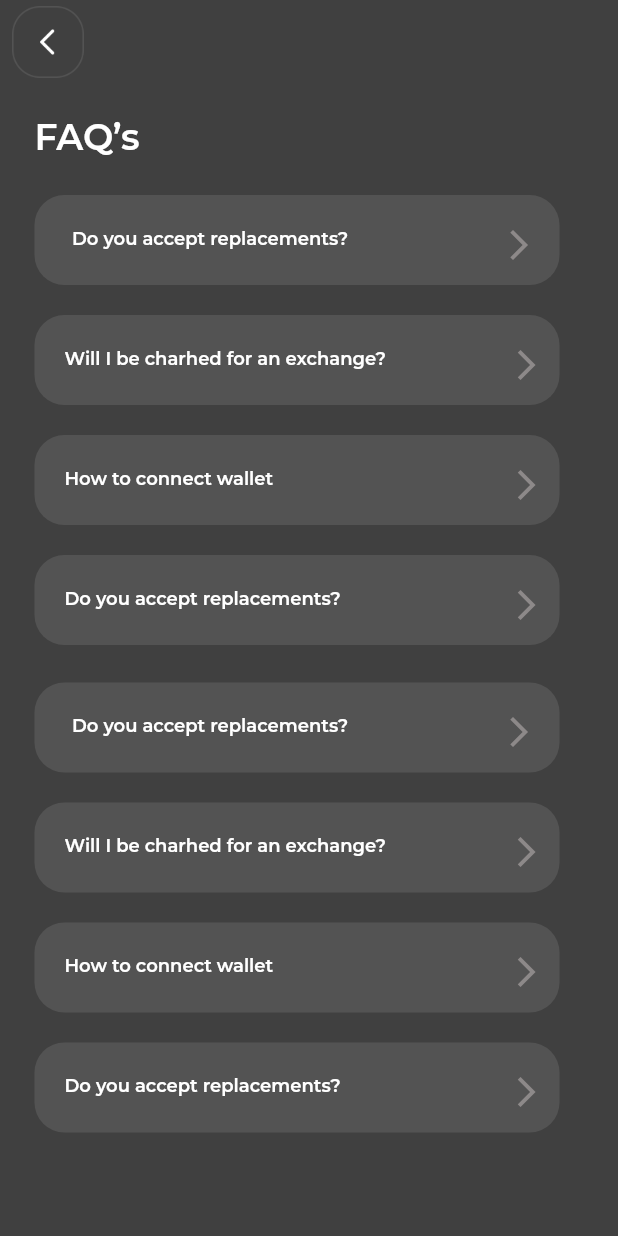
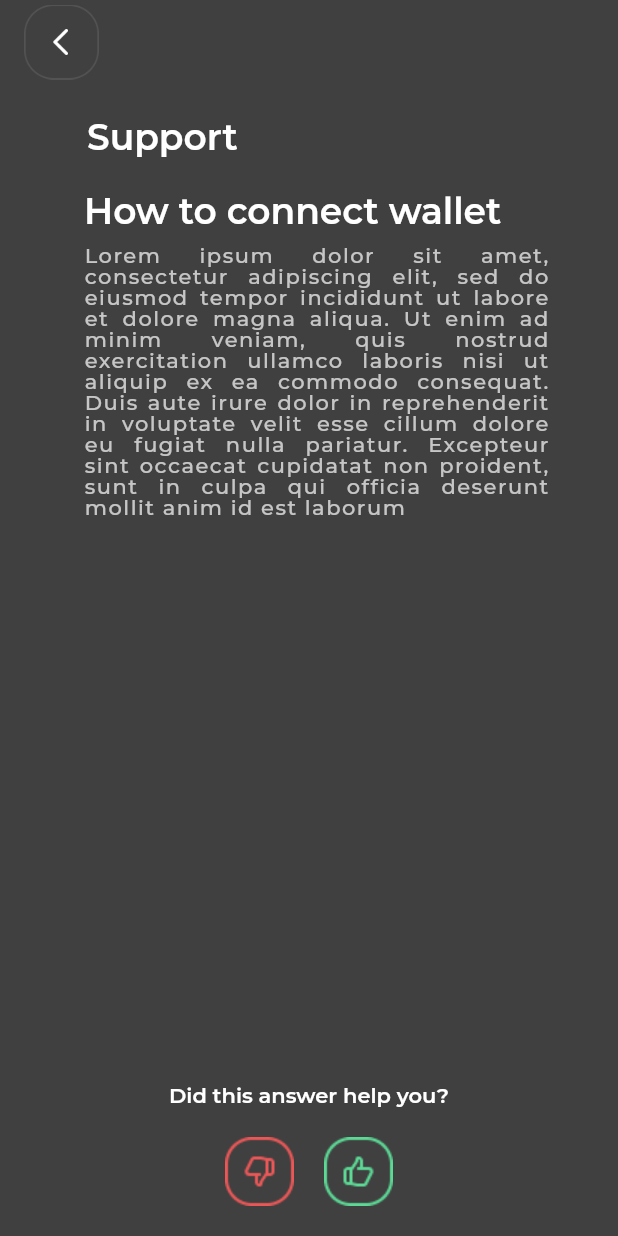
Before and after one commit to fwdAndroid/returnpostcourier, a Flutter app: the FAQ screen opened directly, after a tap on "Do you accept replacements?", on a phone screen of 412 x 824 dp. Run offline on Flutter 3.47's test engine with Material 2 defaults, Android fonts, the phone set to English and light mode, and no system bars; our stand-ins replace google_fonts.

Commit message:
Design Complete

```diff
--- a/lib/mainscreen/navigationscreens/faq/faq.dart
+++ b/lib/mainscreen/navigationscreens/faq/faq.dart
@@ -66,7 +66,7 @@ class _SupportState extends State<Support> {
               crossAxisAlignment: CrossAxisAlignment.start,
               children: [
                    Container(width: 101,
-                        margin: EdgeInsets.only(top: 25,left:23),
+                        margin: EdgeInsets.only(top: 25,left:25),
                         child: Text('Support',
                             style: GoogleFonts.getFont('Montserrat',fontWeight: FontWeight.w600, color: Colors.white,fontSize: 24,fontStyle: FontStyle.normal,height: 1,),),
                       ),
--- /dev/null
+++ b/lib/mainscreen/navigationscreens/faq/faqsupport.dart
@@ -0,0 +1,89 @@
+import 'package:flutter/material.dart';
+import 'package:google_fonts/google_fonts.dart';
+
+class FAQSupport extends StatefulWidget {
+  const FAQSupport({ Key? key }) : super(key: key);
+
+  @override
+  _FAQSupportState createState() => _FAQSupportState();
+}
+
+class _FAQSupportState extends State<FAQSupport> {
+  @override
+  Widget build(BuildContext context) {
+    return SafeArea(
+      child: Scaffold(
+         backgroundColor: Color(0xff404040),
+         body: Column(
+
+           children: [
+               ListTile(
+                 leading:  InkWell(
+                  onTap: () {
+                    Navigator.pop(context);
+                  },
+                  child: Image.asset('assets/back.png',height: 50,width: 50,)),
+
+               ),
+               Expanded(
+                child: Column(
+              crossAxisAlignment: CrossAxisAlignment.start,
+              children: [
+                   Container(width: 101,
+                        margin: EdgeInsets.only(top: 25,left: 12),
+                        child: Text('Support',
+                            style: GoogleFonts.getFont('Montserrat',fontWeight: FontWeight.w600, color: Colors.white,fontSize: 24,fontStyle: FontStyle.normal,height: 1,),),
+                      ),
+                      Container(
+                        margin: EdgeInsets.only(top: 25,left:10),
+                        child: Text('How to connect wallet',
+                            style: GoogleFonts.getFont('Montserrat',fontWeight: FontWeight.w600, color: Colors.white,fontSize: 24,fontStyle: FontStyle.normal,height: 1,),),
+                      ),
+                       Container(
+                         margin: EdgeInsets.only(top: 10,left: 10),
+                        // margin: EdgeInsets.only(top:25,left: 20,right:20),
+                        //    padding: EdgeInsets.only(left: 10),
+
+                        width: 310,
+                        height: 264,
+                        //  padding: const EdgeInsets.all(3.0),
+
+                        // border: Border.all(color: Colors.grey,width: 0.5)
+
+                        child: Text('Lorem ipsum dolor sit amet, consectetur adipiscing elit, sed do eiusmod tempor incididunt ut labore et dolore magna aliqua. Ut enim ad minim veniam, quis nostrud exercitation ullamco laboris nisi ut aliquip ex ea commodo consequat. Duis aute irure dolor in reprehenderit in voluptate velit esse cillum dolore eu fugiat nulla pariatur. Excepteur sint occaecat cupidatat non proident, sunt in culpa qui officia deserunt mollit anim id est laborum',
+                        textAlign: TextAlign.justify,
+                        style: TextStyle(
+                          color: Colors.white.withOpacity(0.7),
+                          letterSpacing: 1,
+                          fontWeight: FontWeight.w500,
+                          fontSize: 14,
+                          height: 1
+                        ),)
+                      ),
+
+            ],),
+                 ),
+
+             Column(
+               children: [
+                 Text('Did this answer help you?',style: GoogleFonts.getFont('Montserrat',fontWeight: FontWeight.w600,color: Colors.white,fontSize: 14),),
+                 Container(
+                   margin: EdgeInsets.only(top: 20,bottom: 20),
+                   child: Row(
+                     mainAxisAlignment: MainAxisAlignment.center,
+                     children: [
+                       Image.asset('assets/like.png'),
+                       SizedBox(width: 20,),
+                       Image.asset('assets/dislike.png'),
+                     ],
+                   ),
+                 ),
+               ],
+             ),
+             ],
+           )
+
+      ),
+    );
+  }
+}
--- a/lib/mainscreen/navigationscreens/faq/frequently.dart
+++ b/lib/mainscreen/navigationscreens/faq/frequently.dart
@@ -1,5 +1,6 @@
 import 'package:flutter/material.dart';
 import 'package:google_fonts/google_fonts.dart';
+import 'package:returnpostuser/mainscreen/navigationscreens/faq/faqsupport.dart';
 import 'package:returnpostuser/mainscreen/navigationscreens/faq/frequently.dart';
 
 class FAQ extends StatefulWidget {
@@ -14,20 +15,7 @@ class _FAQState extends State<FAQ> {
   Widget build(BuildContext context) {
     return SafeArea(
       child: Scaffold(
-        appBar: AppBar(
-          elevation: 0,
-          backgroundColor: Colors.transparent,
-          leading:     Padding(
-            padding: const EdgeInsets.only(left: 8.0),
-            child: InkWell(
-                    onTap: () {
-                      Navigator.pop(context);
-                    },
-                    child: Image.asset('assets/back.png',height: 50,width: 50,)),
-          ),
 
-
-        ),
          backgroundColor: Color(0xff404040),
          body: ListView(
 
@@ -36,16 +24,30 @@ class _FAQState extends State<FAQ> {
 
 
            children: [
-
+             Column(
+               crossAxisAlignment: CrossAxisAlignment.start,
+               children: [
+                 Container(
+      margin: EdgeInsets.only(left: 14,),
+            padding: const EdgeInsets.all(8.0),
+            child: InkWell(
+                    onTap: () {
+                      Navigator.pop(context);
+                    },
+                    child: Image.asset('assets/back.png',height: 50,width: 50,)),
+          ),
+               ],
+             ),
+             Container(width: 101,
+                          margin: EdgeInsets.only(top: 15,left:25),
+                          child: Text('FAQ’s',
+                              style: GoogleFonts.getFont('Montserrat',fontWeight: FontWeight.w600, color: Colors.white,fontSize: 24,fontStyle: FontStyle.normal,height: 1,),),
+                        ),
               SingleChildScrollView(
                 child: Column(
                 crossAxisAlignment: CrossAxisAlignment.start,
                 children: [
-                     Container(width: 101,
-                          margin: EdgeInsets.only(top: 25,left:23),
-                          child: Text('FAQ’s',
-                              style: GoogleFonts.getFont('Montserrat',fontWeight: FontWeight.w600, color: Colors.white,fontSize: 24,fontStyle: FontStyle.normal,height: 1,),),
-                        ),
+
                          Container(
                           margin: EdgeInsets.only(top:25,left: 23,right:23),
                              padding: EdgeInsets.only(left: 10),
@@ -60,7 +62,7 @@ class _FAQState extends State<FAQ> {
 
                           child: ListTile(
                             onTap: (){
-                         //     Navigator.push(context, MaterialPageRoute(builder: (builder) => FAQ()));
+                              Navigator.push(context, MaterialPageRoute(builder: (builder) => FAQSupport()));
                             },
                             contentPadding: EdgeInsets.symmetric(vertical: 5, horizontal: 15),
                             shape: CircleBorder(),
```
Also changed, not shown: lib/mainscreen/mainscreen.dart (+6 -14 lines), lib/mainscreen/navigationscreens/settingpages/countrycurrencyselecion.dart (+13 -13 lines), lib/mainscreen/navigationscreens/settingpages/languageselection.dart (+16 -13 lines), lib/mainscreen/navigationscreens/settingpages/setting.dart (+5 -5 lines), assets/dislike.png (added), assets/divider.png (added), assets/like.png (added).
